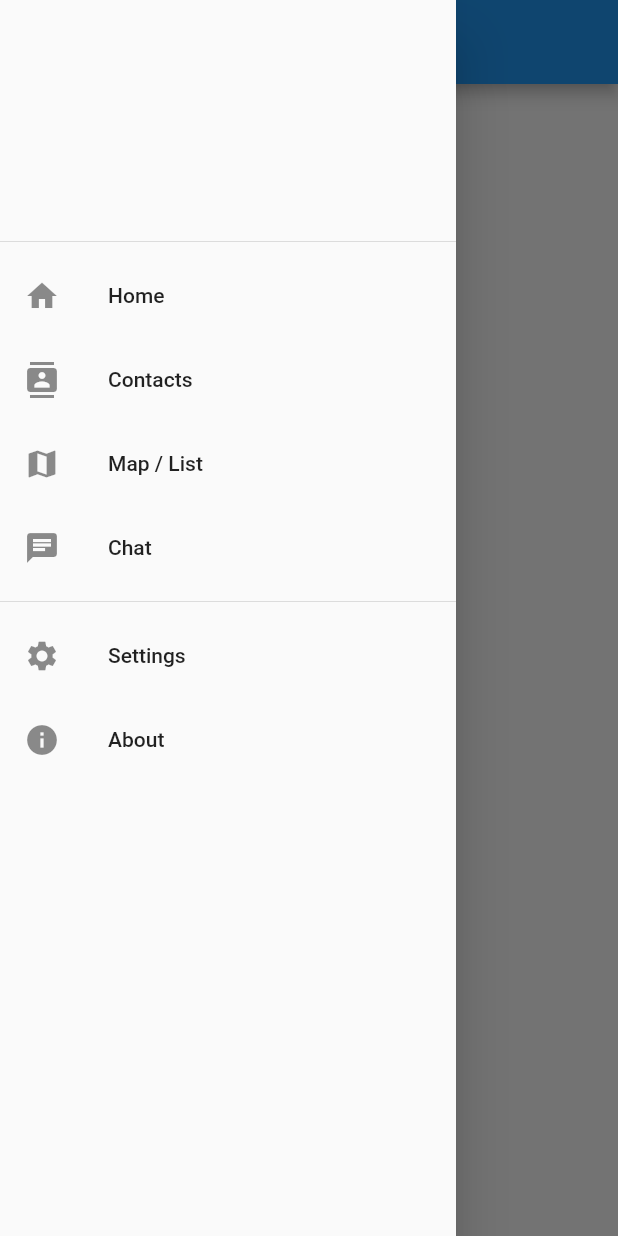
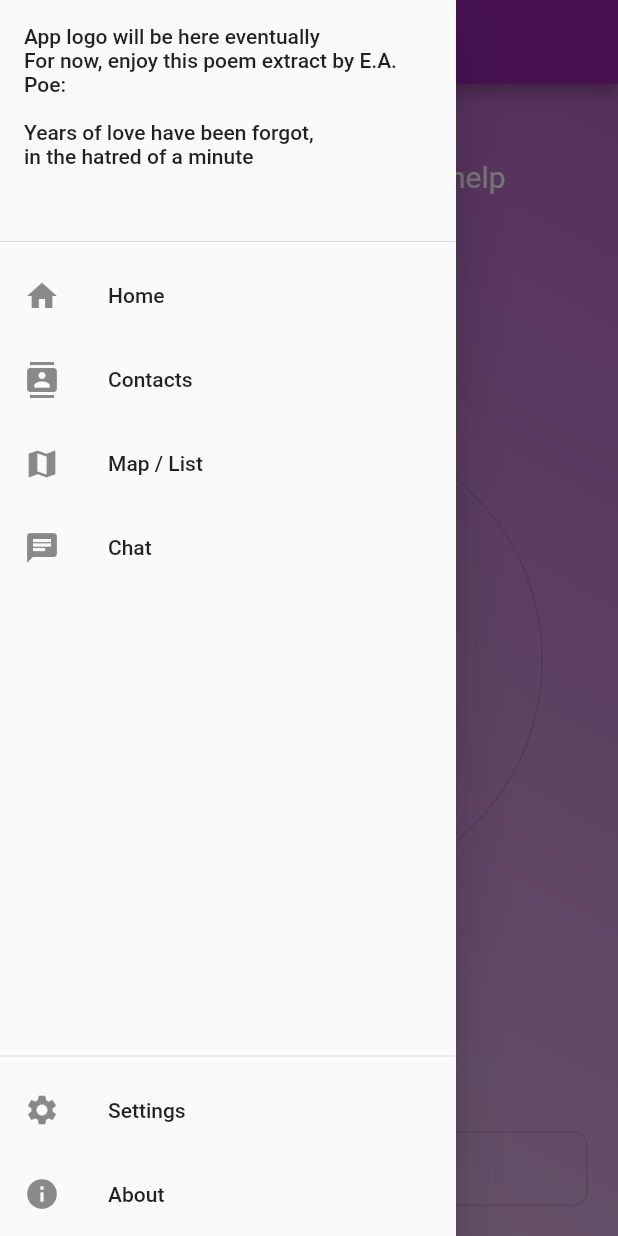
Before and after one commit to TheCrowsJoker/EmergencyHelpApp, a Flutter app: the screen it shows after launch, with the side drawer open, on a phone screen of 412 x 824 dp. Run offline on Flutter 3.47's test engine with Material 2 defaults, Android fonts, the phone set to English and light mode, and no system bars.

Commit message:
Styled the home page

```diff
--- a/lib/main.dart
+++ b/lib/main.dart
@@ -8,82 +8,157 @@ class MyApp extends StatelessWidget {
     return MaterialApp(
       title: 'Emergency Help App',
       theme: ThemeData(
-        primarySwatch: Colors.blue,
+        primarySwatch: Colors.purple,
       ),
-      home: MyHomePage(title: 'Emergency Help App'),
+      home: MyHomePage(),
     );
   }
 }
 
-class MyHomePage extends StatefulWidget {
-  MyHomePage({Key key, this.title}) : super(key: key);
-
-  final String title;
-
+class _Menu extends StatelessWidget {
   @override
-  _MyHomePageState createState() => _MyHomePageState();
+  Widget build(BuildContext context) {
+    return Drawer(
+      child: Column(
+        children: <Widget>[
+          Expanded(
+            child: ListView(
+              children: <Widget>[
+                DrawerHeader(
+                  // todo: Change this to the app logo when its been created
+                  child: Text("App logo will be here eventually\n"
+                      "For now, enjoy this poem extract by E.A. Poe:\n\n"
+                      "Years of love have been forgot,\n"
+                      "in the hatred of a minute"),
+                ),
+                ListTile(
+                  leading: Icon(Icons.home),
+                  title: Text('Home'),
+                  onTap: () {},
+                ),
+                ListTile(
+                  leading: Icon(Icons.contacts),
+                  title: Text('Contacts'),
+                  onTap: () {},
+                ),
+                ListTile(
+                  leading: Icon(Icons.map),
+                  title: Text('Map / List'),
+                  onTap: () {},
+                ),
+                ListTile(
+                  leading: Icon(Icons.chat),
+                  title: Text('Chat'),
+                  onTap: () {},
+                ),
+              ],
+            ),
+          ),
+          Container(
+              child: Align(
+                  alignment: FractionalOffset.bottomCenter,
+                  child: Container(
+                      child: Column(
+                    children: <Widget>[
+                      Divider(),
+                      ListTile(
+                        leading: Icon(Icons.settings),
+                        title: Text('Settings'),
+                        onTap: () {},
+                      ),
+                      ListTile(
+                        leading: Icon(Icons.info),
+                        title: Text('About'),
+                        onTap: () {},
+                      )
+                    ],
+                  ))))
+        ],
+      ),
+    );
+  }
 }
 
-class _MyHomePageState extends State<MyHomePage> {
-
+class MyHomePage extends StatelessWidget {
   @override
   Widget build(BuildContext context) {
     return Scaffold(
       appBar: AppBar(
-        title: Text(widget.title),
+        title: Text("Emergency Help App"),
       ),
-      drawer: Drawer(
-        child: ListView(
+      drawer: _Menu(),
+      body: Container(
+        height: double.maxFinite,
+        decoration: BoxDecoration(
+          gradient: LinearGradient(
+            begin: Alignment.topRight,
+            end: Alignment.bottomLeft,
+            colors: [
+//              Theme.of(context).backgroundColor,
+              Colors.purple[300],
+              Theme.of(context).primaryColorLight
+            ],
+          ),
+        ),
+        child: Stack(
           children: <Widget>[
-            DrawerHeader(
-
+            Column(
+              children: <Widget>[
+                Padding(
+                  padding: const EdgeInsets.symmetric(
+                      vertical: 50.0,
+                      horizontal: 20.0
                   ),
-            ListTile(
-              leading: Icon(Icons.home),
-              title: Text('Home'),
+                  child: Center(
+                    child: Text(
+                      "Send location by clicking help",
+                      style: TextStyle(
+                        color: Colors.white,
+                        fontSize: 20.0,
                       ),
-            ListTile(
-              leading: Icon(Icons.contacts),
-              title: Text('Contacts'),
                     ),
-            ListTile(
-              leading: Icon(Icons.map),
-              title: Text('Map / List'),
                   ),
-            ListTile(
-              leading: Icon(Icons.chat),
-              title: Text('Chat'),
-            ),
-            Divider(),
-            ListTile(
-                leading: Icon(Icons.settings),
-                title: Text('Settings')
-            ),
-            ListTile(
-                leading: Icon(Icons.info),
-                title: Text('About')
                 ),
               ],
             ),
+            Padding(
+              padding: const EdgeInsets.all(50.0),
+              child: OutlineButton(
+                shape: CircleBorder(),
+                color: Theme.of(context).backgroundColor,
+                onPressed: () {},
+                child: Center(
+                  child: Text(
+                    "Help",
+                    style: TextStyle(
+                      color: Colors.white,
+                      fontSize: 48.0,
                     ),
-      body: Center(
-        child: Column(
-          mainAxisAlignment: MainAxisAlignment.center,
-          children: <Widget>[
-            RaisedButton(
-              child: Text("Help"),
-              onPressed: () {
-
-              },
                   ),
-            Align(
+                ),
+              ),
+            ),
+            Padding(
+              padding: const EdgeInsets.all(20.0),
+              child: Align(
                 alignment: FractionalOffset.bottomCenter,
-              child:
-              FlatButton(
-                child: Text("Test"),
-                onPressed: () {
-
-                },
+                child: ButtonTheme(
+                  minWidth: double.infinity,
+                  shape: RoundedRectangleBorder(
+                      borderRadius: BorderRadius.circular(10.0)),
+                  height: 50.0,
+                  child: OutlineButton(
+                    color: Theme.of(context).backgroundColor,
+                    child: Text(
+                      "More Help...",
+                      style: TextStyle(
+                        color: Colors.white,
+                        fontSize: 18.0,
+                      ),
+                    ),
+                    onPressed: () {},
+                  ),
+                ),
               ),
             )
           ],
```
Also changed, not shown: assets/fonts/Bitter-Bold.ttf (added), assets/fonts/Bitter-Italic.ttf (added), assets/fonts/Bitter-Regular.ttf (added). Lines whose indentation alone changed are shown as unchanged.
